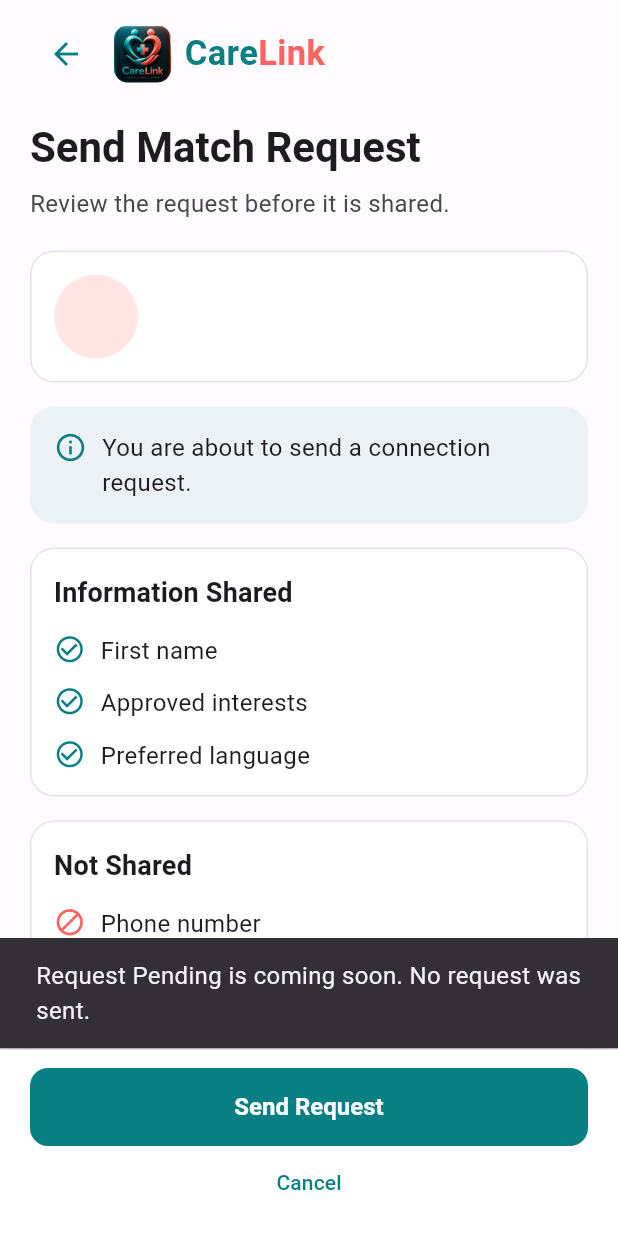
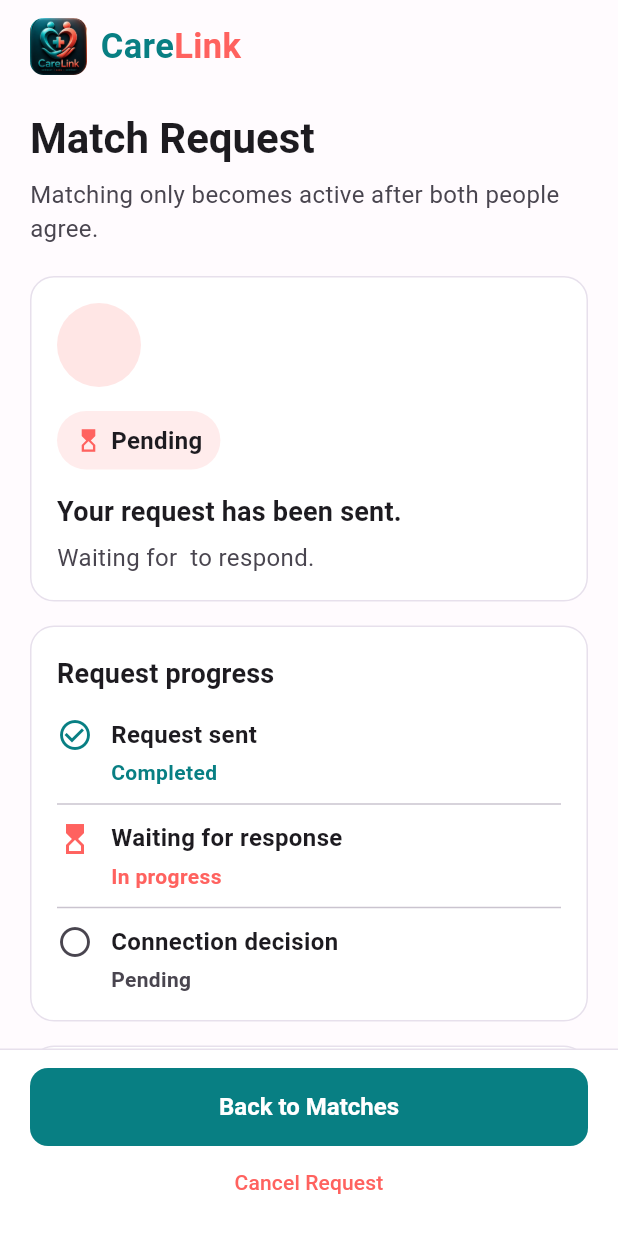
Before and after one commit to LithiraLiyanage/CareLink-App, a Flutter app: the SendMatchRequestScreen screen opened directly with empty values, after a tap on "Send Request", on a phone screen of 412 x 824 dp. Shown: the top 1233 px of the screen. Run offline on Flutter 3.47's test engine with Material 3 defaults, Android fonts, the phone set to English and light mode, and no system bars.

Commit message:
Implement pending match request flow

```diff
--- a/lib/features/companion/models/companion_strings.dart
+++ b/lib/features/companion/models/companion_strings.dart
@@ -276,13 +276,115 @@ class CompanionStrings {
     CompanionLanguage.tamil => 'கோரிக்கையை அனுப்பவும்',
   };
 
-  String get requestPendingPlaceholder => switch (language) {
+  String get matchRequest => switch (language) {
+    CompanionLanguage.english => 'Match Request',
+    CompanionLanguage.sinhala => 'ගැළපුම් ඉල්ලීම',
+    CompanionLanguage.tamil => 'பொருத்த கோரிக்கை',
+  };
+
+  String get matchingRequiresAgreement => switch (language) {
     CompanionLanguage.english =>
-      'Request Pending is coming soon. No request was sent.',
+      'Matching only becomes active after both people agree.',
     CompanionLanguage.sinhala =>
-      'ඉල්ලීමේ තත්ත්ව තිරය ළඟදීම පැමිණේ. ඉල්ලීමක් යවා නැත.',
+      'දෙදෙනාම එකඟ වූ පසු පමණක් සම්බන්ධතාව සක්‍රිය වේ.',
     CompanionLanguage.tamil =>
-      'கோரிக்கை நிலைத் திரை விரைவில் வரும். கோரிக்கை அனுப்பப்படவில்லை.',
+      'இருவரும் ஒப்புக்கொண்ட பிறகே இணைப்பு செயல்படும்.',
+  };
+
+  String get pending => switch (language) {
+    CompanionLanguage.english => 'Pending',
+    CompanionLanguage.sinhala => 'රැඳී සිටී',
+    CompanionLanguage.tamil => 'நிலுவையில்',
+  };
+
+  String get yourRequestSent => switch (language) {
+    CompanionLanguage.english => 'Your request has been sent.',
+    CompanionLanguage.sinhala => 'ඔබගේ ඉල්ලීම යවා ඇත.',
+    CompanionLanguage.tamil => 'உங்கள் கோரிக்கை அனுப்பப்பட்டது.',
+  };
+
+  String waitingForCompanion(String firstName) => switch (language) {
+    CompanionLanguage.english => 'Waiting for $firstName to respond.',
+    CompanionLanguage.sinhala => '$firstNameගේ ප්‍රතිචාරය බලා සිටී.',
+    CompanionLanguage.tamil => '$firstName-ன் பதிலை காத்திருக்கிறது.',
+  };
+
+  String get requestProgress => switch (language) {
+    CompanionLanguage.english => 'Request progress',
+    CompanionLanguage.sinhala => 'ඉල්ලීමේ ප්‍රගතිය',
+    CompanionLanguage.tamil => 'கோரிக்கை முன்னேற்றம்',
+  };
+
+  String get requestSentStep => switch (language) {
+    CompanionLanguage.english => 'Request sent',
+    CompanionLanguage.sinhala => 'ඉල්ලීම යවා ඇත',
+    CompanionLanguage.tamil => 'கோரிக்கை அனுப்பப்பட்டது',
+  };
+
+  String get completed => switch (language) {
+    CompanionLanguage.english => 'Completed',
+    CompanionLanguage.sinhala => 'සම්පූර්ණයි',
+    CompanionLanguage.tamil => 'முடிந்தது',
+  };
+
+  String get waitingForResponse => switch (language) {
+    CompanionLanguage.english => 'Waiting for response',
+    CompanionLanguage.sinhala => 'ප්‍රතිචාරය බලා සිටී',
+    CompanionLanguage.tamil => 'பதிலை காத்திருக்கிறது',
+  };
+
+  String get inProgress => switch (language) {
+    CompanionLanguage.english => 'In progress',
+    CompanionLanguage.sinhala => 'ක්‍රියාත්මක වෙමින් පවතී',
+    CompanionLanguage.tamil => 'செயலில் உள்ளது',
+  };
+
+  String get connectionDecision => switch (language) {
+    CompanionLanguage.english => 'Connection decision',
+    CompanionLanguage.sinhala => 'සම්බන්ධතා තීරණය',
+    CompanionLanguage.tamil => 'இணைப்பு முடிவு',
+  };
+
+  String get cancelRequest => switch (language) {
+    CompanionLanguage.english => 'Cancel Request',
+    CompanionLanguage.sinhala => 'ඉල්ලීම අවලංගු කරන්න',
+    CompanionLanguage.tamil => 'கோரிக்கையை ரத்து செய்',
+  };
+
+  String get backToMatches => switch (language) {
+    CompanionLanguage.english => 'Back to Matches',
+    CompanionLanguage.sinhala => 'ගැළපීම් වෙත ආපසු යන්න',
+    CompanionLanguage.tamil => 'பொருத்தங்களுக்கு திரும்பவும்',
+  };
+
+  String get simulateAccept => switch (language) {
+    CompanionLanguage.english => 'Simulate Accept',
+    CompanionLanguage.sinhala => 'පිළිගැනීම පරීක්ෂා කරන්න',
+    CompanionLanguage.tamil => 'ஏற்றுக்கொள்ளுதலை சோதிக்கவும்',
+  };
+
+  String get simulateDecline => switch (language) {
+    CompanionLanguage.english => 'Simulate Decline',
+    CompanionLanguage.sinhala => 'ප්‍රතික්ෂේප කිරීම පරීක්ෂා කරන්න',
+    CompanionLanguage.tamil => 'நிராகரிப்பை சோதிக்கவும்',
+  };
+
+  String get developmentOnly => switch (language) {
+    CompanionLanguage.english => 'Development only',
+    CompanionLanguage.sinhala => 'සංවර්ධන පරීක්ෂණ සඳහා පමණි',
+    CompanionLanguage.tamil => 'உருவாக்கச் சோதனைக்கு மட்டும்',
+  };
+
+  String get acceptedScreenComingSoon => switch (language) {
+    CompanionLanguage.english => 'Accepted screen (W06) is coming soon.',
+    CompanionLanguage.sinhala => 'පිළිගැනීමේ තිරය (W06) ළඟදීම පැමිණේ.',
+    CompanionLanguage.tamil => 'ஏற்றுக்கொள்ளப்பட்ட திரை (W06) விரைவில் வரும்.',
+  };
+
+  String get declinedScreenComingSoon => switch (language) {
+    CompanionLanguage.english => 'Declined screen (W06B) is coming soon.',
+    CompanionLanguage.sinhala => 'ප්‍රතික්ෂේප කිරීමේ තිරය (W06B) ළඟදීම පැමිණේ.',
+    CompanionLanguage.tamil => 'நிராகரிக்கப்பட்ட திரை (W06B) விரைவில் வரும்.',
   };
 
   String get requestComingSoon => switch (language) {
--- a/lib/features/companion/screens/matching_preferences_screen.dart
+++ b/lib/features/companion/screens/matching_preferences_screen.dart
@@ -62,6 +62,7 @@ class _MatchingPreferencesScreenState extends State<MatchingPreferencesScreen> {
   void _onFindCompanions() {
     Navigator.of(context).push(
       MaterialPageRoute<void>(
+        settings: const RouteSettings(name: '/companion-recommendations'),
         builder: (_) =>
             RecommendedCompanionsScreen(selectedLanguage: _selectedLanguage),
       ),
--- /dev/null
+++ b/lib/features/companion/screens/request_pending_screen.dart
@@ -0,0 +1,396 @@
+import 'package:flutter/material.dart';
+
+import '../../../app/theme.dart';
+import '../models/companion_language.dart';
+import '../models/companion_profile.dart';
+import '../models/companion_strings.dart';
+
+class RequestPendingScreen extends StatelessWidget {
+  const RequestPendingScreen({
+    super.key,
+    required this.profile,
+    required this.selectedLanguage,
+  });
+
+  final CompanionProfile profile;
+  final CompanionLanguage selectedLanguage;
+
+  static const Color _careLinkTeal = Color(0xFF087F83);
+  static const Color _careLinkCoral = Color(0xFFFF625F);
+  static const Color _borderColor = Color(0xFFE7E0EC);
+
+  void _backToMatches(BuildContext context) {
+    Navigator.of(context).popUntil(
+      (route) =>
+          route.settings.name == '/companion-recommendations' || route.isFirst,
+    );
+  }
+
+  void _showSimulationPlaceholder(BuildContext context, String message) {
+    ScaffoldMessenger.of(context)
+      ..hideCurrentSnackBar()
+      ..showSnackBar(SnackBar(content: Text(message)));
+  }
+
+  @override
+  Widget build(BuildContext context) {
+    final strings = CompanionStrings(selectedLanguage);
+    final textTheme = Theme.of(context).textTheme;
+    final firstName = profile.name.split(' ').first;
+
+    return Scaffold(
+      backgroundColor: Theme.of(context).scaffoldBackgroundColor,
+      body: SafeArea(
+        child: SingleChildScrollView(
+          padding: const EdgeInsets.fromLTRB(20, 12, 20, 24),
+          child: Center(
+            child: ConstrainedBox(
+              constraints: const BoxConstraints(maxWidth: 600),
+              child: Column(
+                crossAxisAlignment: CrossAxisAlignment.start,
+                children: [
+                  _buildBrandHeader(),
+                  const SizedBox(height: 24),
+                  Semantics(
+                    header: true,
+                    child: Text(
+                      strings.matchRequest,
+                      style: textTheme.headlineMedium,
+                    ),
+                  ),
+                  const SizedBox(height: 8),
+                  Text(
+                    strings.matchingRequiresAgreement,
+                    style: textTheme.bodyMedium,
+                  ),
+                  const SizedBox(height: 20),
+                  _buildRequestCard(context, strings, firstName),
+                  const SizedBox(height: 16),
+                  _buildProgressCard(context, strings),
+                  const SizedBox(height: 16),
+                  _buildDevelopmentControls(context, strings),
+                ],
+              ),
+            ),
+          ),
+        ),
+      ),
+      bottomNavigationBar: SafeArea(
+        top: false,
+        child: Container(
+          padding: const EdgeInsets.fromLTRB(20, 12, 20, 12),
+          decoration: const BoxDecoration(
+            color: CareLinkTheme.surfaceColor,
+            border: Border(top: BorderSide(color: _borderColor)),
+          ),
+          child: Center(
+            heightFactor: 1,
+            child: ConstrainedBox(
+              constraints: const BoxConstraints(maxWidth: 600),
+              child: Column(
+                mainAxisSize: MainAxisSize.min,
+                crossAxisAlignment: CrossAxisAlignment.stretch,
+                children: [
+                  ElevatedButton(
+                    onPressed: () => _backToMatches(context),
+                    style: ElevatedButton.styleFrom(
+                      backgroundColor: _careLinkTeal,
+                      foregroundColor: Colors.white,
+                      minimumSize: const Size(double.infinity, 52),
+                    ),
+                    child: Text(
+                      strings.backToMatches,
+                      textAlign: TextAlign.center,
+                    ),
+                  ),
+                  TextButton(
+                    onPressed: () => Navigator.of(context).maybePop(),
+                    style: TextButton.styleFrom(
+                      foregroundColor: _careLinkCoral,
+                      minimumSize: const Size(double.infinity, 48),
+                    ),
+                    child: Text(
+                      strings.cancelRequest,
+                      textAlign: TextAlign.center,
+                    ),
+                  ),
+                ],
+              ),
+            ),
+          ),
+        ),
+      ),
+    );
+  }
+
+  Widget _buildBrandHeader() {
+    return Semantics(
+      label: 'CareLink',
+      child: ExcludeSemantics(
+        child: Row(
+          mainAxisSize: MainAxisSize.min,
+          children: [
+            ClipRRect(
+              borderRadius: BorderRadius.circular(9),
+              child: Image.asset(
+                'assets/images/carelink_logo.png',
+                width: 38,
+                height: 38,
+                fit: BoxFit.cover,
+              ),
+            ),
+            const SizedBox(width: 9),
+            const Text.rich(
+              TextSpan(
+                children: [
+                  TextSpan(
+                    text: 'Care',
+                    style: TextStyle(color: _careLinkTeal),
+                  ),
+                  TextSpan(
+                    text: 'Link',
+                    style: TextStyle(color: _careLinkCoral),
+                  ),
+                ],
+              ),
+              style: TextStyle(fontSize: 23, fontWeight: FontWeight.w700),
+            ),
+          ],
+        ),
+      ),
+    );
+  }
+
+  Widget _buildRequestCard(
+    BuildContext context,
+    CompanionStrings strings,
+    String firstName,
+  ) {
+    final initials = profile.name
+        .split(' ')
+        .where((part) => part.isNotEmpty)
+        .take(2)
+        .map((part) => part[0])
+        .join();
+    final textTheme = Theme.of(context).textTheme;
+
+    return Card(
+      margin: EdgeInsets.zero,
+      child: SizedBox(
+        width: double.infinity,
+        child: Padding(
+          padding: const EdgeInsets.all(18),
+          child: Column(
+            crossAxisAlignment: CrossAxisAlignment.start,
+            children: [
+              Row(
+                children: [
+                  CircleAvatar(
+                    radius: 28,
+                    backgroundColor: _careLinkCoral.withValues(alpha: 0.16),
+                    child: Text(
+                      initials,
+                      style: const TextStyle(
+                        color: _careLinkTeal,
+                        fontSize: 18,
+                        fontWeight: FontWeight.w700,
+                      ),
+                    ),
+                  ),
+                  const SizedBox(width: 12),
+                  Expanded(
+                    child: Text(profile.name, style: textTheme.titleLarge),
+                  ),
+                ],
+              ),
+              const SizedBox(height: 16),
+              Container(
+                padding: const EdgeInsets.symmetric(
+                  horizontal: 12,
+                  vertical: 8,
+                ),
+                decoration: BoxDecoration(
+                  color: _careLinkCoral.withValues(alpha: 0.12),
+                  borderRadius: BorderRadius.circular(20),
+                ),
+                child: Row(
+                  mainAxisSize: MainAxisSize.min,
+                  children: [
+                    const Icon(
+                      Icons.hourglass_top_outlined,
+                      size: 18,
+                      color: _careLinkCoral,
+                    ),
+                    const SizedBox(width: 6),
+                    Text(
+                      strings.pending,
+                      style: const TextStyle(
+                        color: CareLinkTheme.textPrimary,
+                        fontWeight: FontWeight.w700,
+                      ),
+                    ),
+                  ],
+                ),
+              ),
+              const SizedBox(height: 14),
+              Text(strings.yourRequestSent, style: textTheme.titleMedium),
+              const SizedBox(height: 6),
+              Text(
+                strings.waitingForCompanion(firstName),
+                style: textTheme.bodyMedium,
+              ),
+            ],
+          ),
+        ),
+      ),
+    );
+  }
+
+  Widget _buildProgressCard(BuildContext context, CompanionStrings strings) {
+    return Card(
+      margin: EdgeInsets.zero,
+      child: SizedBox(
+        width: double.infinity,
+        child: Padding(
+          padding: const EdgeInsets.all(18),
+          child: Column(
+            crossAxisAlignment: CrossAxisAlignment.start,
+            children: [
+              Semantics(
+                header: true,
+                child: Text(
+                  strings.requestProgress,
+                  style: Theme.of(context).textTheme.titleMedium,
+                ),
+              ),
+              const SizedBox(height: 16),
+              _buildProgressStep(
+                title: strings.requestSentStep,
+                status: strings.completed,
+                icon: Icons.check_circle_outline,
+                color: _careLinkTeal,
+              ),
+              const Divider(height: 22),
+              _buildProgressStep(
+                title: strings.waitingForResponse,
+                status: strings.inProgress,
+                icon: Icons.hourglass_top_outlined,
+                color: _careLinkCoral,
+              ),
+              const Divider(height: 22),
+              _buildProgressStep(
+                title: strings.connectionDecision,
+                status: strings.pending,
+                icon: Icons.radio_button_unchecked,
+                color: CareLinkTheme.textSecondary,
+              ),
+            ],
+          ),
+        ),
+      ),
+    );
+  }
+
+  Widget _buildProgressStep({
+    required String title,
+    required String status,
+    required IconData icon,
+    required Color color,
+  }) {
+    return Semantics(
+      label: '$title: $status',
+      child: ExcludeSemantics(
+        child: Row(
+          crossAxisAlignment: CrossAxisAlignment.start,
+          children: [
+            Icon(icon, size: 24, color: color),
+            const SizedBox(width: 12),
+            Expanded(
+              child: Column(
+                crossAxisAlignment: CrossAxisAlignment.start,
+                children: [
+                  Text(
+                    title,
+                    style: const TextStyle(
+                      fontSize: 16,
+                      fontWeight: FontWeight.w600,
+                      color: CareLinkTheme.textPrimary,
+                    ),
+                  ),
+                  const SizedBox(height: 4),
+                  Text(
+                    status,
+                    style: TextStyle(
+                      fontSize: 14,
+                      color: color,
+                      fontWeight: FontWeight.w600,
+                    ),
+                  ),
+                ],
+              ),
+            ),
+          ],
+        ),
+      ),
+    );
+  }
+
+  Widget _buildDevelopmentControls(
+    BuildContext context,
+    CompanionStrings strings,
+  ) {
+    // Development-only simulation controls until W06 and W06B are implemented.
+    return Card(
+      margin: EdgeInsets.zero,
+      child: SizedBox(
+        width: double.infinity,
+        child: Padding(
+          padding: const EdgeInsets.all(16),
+          child: Column(
+            crossAxisAlignment: CrossAxisAlignment.stretch,
+            children: [
+              Text(
+                strings.developmentOnly,
+                style: Theme.of(context).textTheme.bodySmall,
+              ),
+              const SizedBox(height: 8),
+              OutlinedButton(
+                // TODO: Navigate to W06 Connection Accepted.
+                onPressed: () => _showSimulationPlaceholder(
+                  context,
+                  strings.acceptedScreenComingSoon,
+                ),
+                style: _developmentButtonStyle(),
+                child: Text(
+                  strings.simulateAccept,
+                  textAlign: TextAlign.center,
+                ),
+              ),
+              const SizedBox(height: 8),
+              OutlinedButton(
+                // TODO: Navigate to W06B Request Declined.
+                onPressed: () => _showSimulationPlaceholder(
+                  context,
+                  strings.declinedScreenComingSoon,
+                ),
+                style: _developmentButtonStyle(),
+                child: Text(
+                  strings.simulateDecline,
+                  textAlign: TextAlign.center,
+                ),
+              ),
+            ],
+          ),
+        ),
+      ),
+    );
+  }
+
+  ButtonStyle _developmentButtonStyle() {
+    return OutlinedButton.styleFrom(
+      foregroundColor: CareLinkTheme.textSecondary,
+      side: const BorderSide(color: _borderColor),
+      minimumSize: const Size(double.infinity, 48),
+    );
+  }
+}
--- a/lib/features/companion/screens/send_match_request_screen.dart
+++ b/lib/features/companion/screens/send_match_request_screen.dart
@@ -4,6 +4,7 @@ import '../../../app/theme.dart';
 import '../models/companion_language.dart';
 import '../models/companion_profile.dart';
 import '../models/companion_strings.dart';
+import 'request_pending_screen.dart';
 
 class SendMatchRequestScreen extends StatelessWidget {
   const SendMatchRequestScreen({
@@ -19,13 +20,15 @@ class SendMatchRequestScreen extends StatelessWidget {
   static const Color _careLinkCoral = Color(0xFFFF625F);
   static const Color _borderColor = Color(0xFFE7E0EC);
 
-  void _onSendRequest(BuildContext context, CompanionStrings strings) {
-    // TODO: Navigate to W05 Request Pending when that screen is implemented.
-    ScaffoldMessenger.of(context)
-      ..hideCurrentSnackBar()
-      ..showSnackBar(
-        SnackBar(content: Text(strings.requestPendingPlaceholder)),
-      );
+  void _onSendRequest(BuildContext context) {
+    Navigator.of(context).pushReplacement(
+      MaterialPageRoute<void>(
+        builder: (_) => RequestPendingScreen(
+          profile: profile,
+          selectedLanguage: selectedLanguage,
+        ),
+      ),
+    );
   }
 
   @override
@@ -118,7 +121,7 @@ class SendMatchRequestScreen extends StatelessWidget {
                 crossAxisAlignment: CrossAxisAlignment.stretch,
                 children: [
                   ElevatedButton(
-                    onPressed: () => _onSendRequest(context, strings),
+                    onPressed: () => _onSendRequest(context),
                     style: ElevatedButton.styleFrom(
                       backgroundColor: _careLinkTeal,
                       foregroundColor: Colors.white,
```
